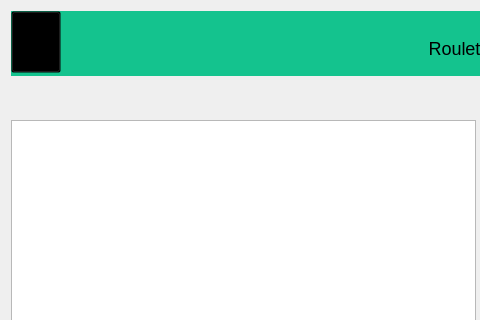
First picture: the form in roulette.ui, repository Barsh4ec/Authorization, before the edit; both pictures show x 0 to 480 and y 0 to 320 of the 1040 by 643 pixel window.
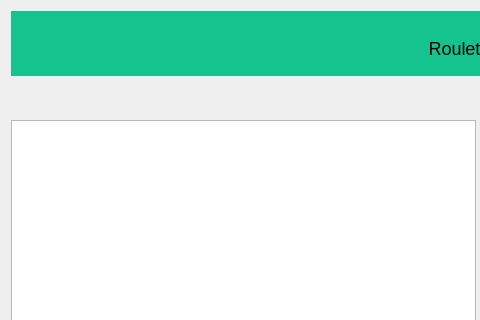
Second picture: the form after the edit. Icons and pictures are not drawn.

The edit to the form file:
```diff
--- a/roulette.ui
+++ b/roulette.ui
@@ -475,7 +475,10 @@
       <property name="styleSheet">
        <string notr="true">QPushButton{
 	background: transparent;
-	background-image: url(:/resources/png/Icon60x60.png);
+	background-image: url(:/resources/png/undo.png);
+	border-style: solid;
+    border-width: 0px;
+	border-color: #051a39;
 }
 
 QPushButton:hover {
```
Left out of the diff: 5 changed lines with no effect on the pictures.
